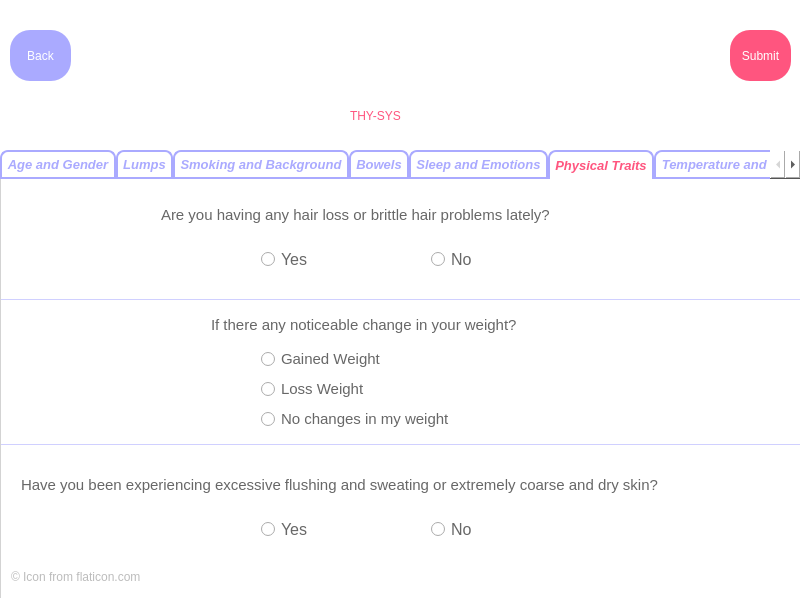
Above: thysys_assessmentPage.ui from EuphoriaForever/thysys before the change. Below: the same form after it.
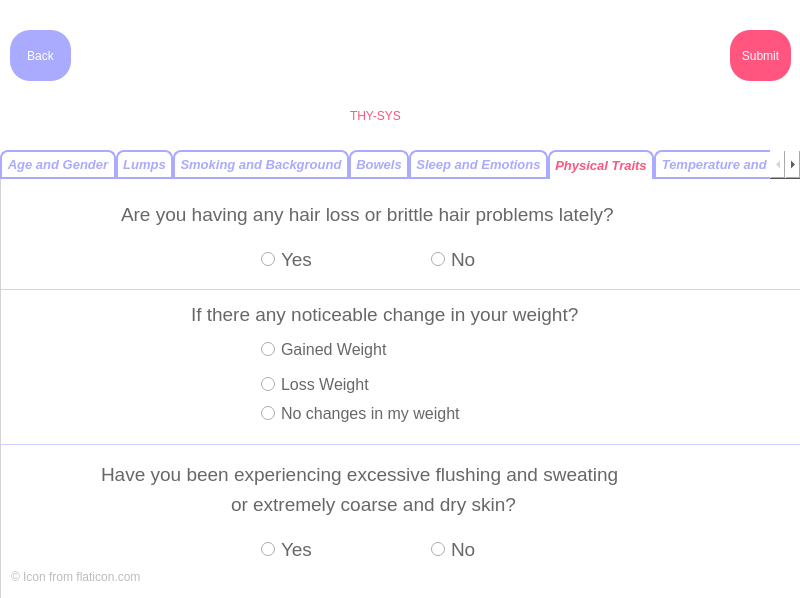
That is the form after the change. The open tabs and pages were chosen to show the change. Icons and pictures are not drawn.

Commit message: resized font

Diff of the .ui file:
```diff
--- a/thysys_assessmentPage.ui
+++ b/thysys_assessmentPage.ui
@@ -1663,16 +1663,16 @@
     <widget class="QLabel" name="Question_19">
      <property name="geometry">
       <rect>
-       <x>160</x>
+       <x>120</x>
        <y>20</y>
-       <width>481</width>
+       <width>591</width>
        <height>31</height>
       </rect>
      </property>
      <property name="font">
       <font>
        <family>Arial</family>
-       <pointsize>11</pointsize>
+       <pointsize>14</pointsize>
        <weight>50</weight>
        <bold>false</bold>
       </font>
@@ -1687,8 +1687,8 @@
     <widget class="QLabel" name="Question_20">
      <property name="geometry">
       <rect>
-       <x>210</x>
-       <y>130</y>
+       <x>190</x>
+       <y>120</y>
        <width>461</width>
        <height>31</height>
       </rect>
@@ -1696,7 +1696,7 @@
      <property name="font">
       <font>
        <family>Arial</family>
-       <pointsize>11</pointsize>
+       <pointsize>14</pointsize>
        <weight>50</weight>
        <bold>false</bold>
       </font>
@@ -1711,16 +1711,16 @@
     <widget class="QLabel" name="Question_21">
      <property name="geometry">
       <rect>
-       <x>20</x>
-       <y>290</y>
-       <width>771</width>
+       <x>100</x>
+       <y>280</y>
+       <width>621</width>
        <height>31</height>
       </rect>
      </property>
      <property name="font">
       <font>
        <family>Arial</family>
-       <pointsize>11</pointsize>
+       <pointsize>14</pointsize>
        <weight>50</weight>
        <bold>false</bold>
       </font>
@@ -1729,7 +1729,7 @@
       <string notr="true">color: rgb(103, 103, 103);</string>
      </property>
      <property name="text">
-      <string>Have you been experiencing excessive flushing and sweating or extremely coarse and dry skin?</string>
+      <string>Have you been experiencing excessive flushing and sweating </string>
      </property>
     </widget>
     <widget class="QLabel" name="label_8">
@@ -1787,7 +1787,7 @@
       </property>
       <property name="font">
        <font>
-        <pointsize>12</pointsize>
+        <pointsize>14</pointsize>
        </font>
       </property>
       <property name="text">
@@ -1805,7 +1805,7 @@
       </property>
       <property name="font">
        <font>
-        <pointsize>12</pointsize>
+        <pointsize>14</pointsize>
        </font>
       </property>
       <property name="text">
@@ -1817,9 +1817,9 @@
      <property name="geometry">
       <rect>
        <x>250</x>
-       <y>160</y>
+       <y>150</y>
        <width>341</width>
-       <height>91</height>
+       <height>101</height>
       </rect>
      </property>
      <property name="styleSheet">
@@ -1831,12 +1831,12 @@
         <x>10</x>
         <y>40</y>
         <width>161</width>
-        <height>20</height>
+        <height>31</height>
        </rect>
       </property>
       <property name="font">
        <font>
-        <pointsize>11</pointsize>
+        <pointsize>12</pointsize>
        </font>
       </property>
       <property name="text">
@@ -1847,14 +1847,14 @@
       <property name="geometry">
        <rect>
         <x>10</x>
-        <y>70</y>
-        <width>231</width>
-        <height>20</height>
+        <y>69</y>
+        <width>261</width>
+        <height>31</height>
        </rect>
       </property>
       <property name="font">
        <font>
-        <pointsize>11</pointsize>
+        <pointsize>12</pointsize>
        </font>
       </property>
       <property name="text">
@@ -1866,13 +1866,13 @@
        <rect>
         <x>10</x>
         <y>10</y>
-        <width>151</width>
+        <width>161</width>
         <height>20</height>
        </rect>
       </property>
       <property name="font">
        <font>
-        <pointsize>11</pointsize>
+        <pointsize>12</pointsize>
        </font>
       </property>
       <property name="text">
@@ -1884,11 +1884,16 @@
      <property name="geometry">
       <rect>
        <x>250</x>
-       <y>330</y>
+       <y>350</y>
        <width>281</width>
        <height>31</height>
       </rect>
      </property>
+     <property name="font">
+      <font>
+       <pointsize>14</pointsize>
+      </font>
+     </property>
      <property name="styleSheet">
       <string notr="true">color: rgb(103, 103, 103);</string>
      </property>
@@ -1903,7 +1908,7 @@
       </property>
       <property name="font">
        <font>
-        <pointsize>12</pointsize>
+        <pointsize>14</pointsize>
        </font>
       </property>
       <property name="text">
@@ -1921,7 +1926,7 @@
       </property>
       <property name="font">
        <font>
-        <pointsize>12</pointsize>
+        <pointsize>14</pointsize>
        </font>
       </property>
       <property name="text">
@@ -1933,7 +1938,7 @@
      <property name="geometry">
       <rect>
        <x>0</x>
-       <y>120</y>
+       <y>110</y>
        <width>800</width>
        <height>1</height>
       </rect>
@@ -1945,6 +1950,28 @@
       <enum>Qt::Horizontal</enum>
      </property>
     </widget>
+    <widget class="QLabel" name="label">
+     <property name="geometry">
+      <rect>
+       <x>230</x>
+       <y>310</y>
+       <width>371</width>
+       <height>31</height>
+      </rect>
+     </property>
+     <property name="font">
+      <font>
+       <family>Arial</family>
+       <pointsize>14</pointsize>
+      </font>
+     </property>
+     <property name="styleSheet">
+      <string notr="true">color: rgb(103, 103, 103);</string>
+     </property>
+     <property name="text">
+      <string>or extremely coarse and dry skin?</string>
+     </property>
+    </widget>
    </widget>
    <widget class="QWidget" name="tab_9">
     <attribute name="title">
```
